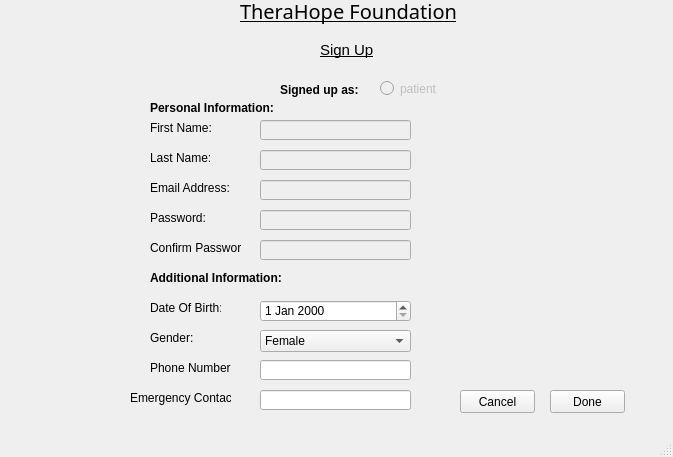
Qt form signuppage2.ui (fakehafaisal/db_project) before a commit.
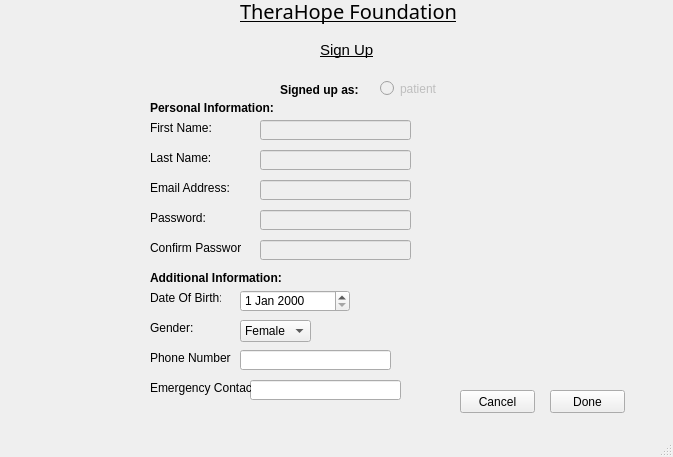
The same form after that commit.

The edit to the form file:
```diff
--- a/signuppage2.ui
+++ b/signuppage2.ui
@@ -213,7 +213,7 @@
     <property name="geometry">
      <rect>
       <x>150</x>
-      <y>360</y>
+      <y>350</y>
       <width>81</width>
       <height>16</height>
      </rect>
@@ -226,7 +226,7 @@
     <property name="geometry">
      <rect>
       <x>150</x>
-      <y>330</y>
+      <y>320</y>
       <width>81</width>
       <height>16</height>
      </rect>
@@ -239,7 +239,7 @@
     <property name="geometry">
      <rect>
       <x>150</x>
-      <y>300</y>
+      <y>290</y>
       <width>71</width>
       <height>16</height>
      </rect>
@@ -274,9 +274,9 @@
     </property>
     <property name="geometry">
      <rect>
-      <x>260</x>
-      <y>300</y>
-      <width>151</width>
+      <x>240</x>
+      <y>290</y>
+      <width>110</width>
       <height>22</height>
      </rect>
     </property>
@@ -284,9 +284,9 @@
    <widget class="QComboBox" name="comboBox">
     <property name="geometry">
      <rect>
-      <x>260</x>
-      <y>330</y>
-      <width>151</width>
+      <x>240</x>
+      <y>320</y>
+      <width>71</width>
       <height>22</height>
      </rect>
     </property>
@@ -309,8 +309,8 @@
    <widget class="QLineEdit" name="phonenumber">
     <property name="geometry">
      <rect>
-      <x>260</x>
-      <y>360</y>
+      <x>240</x>
+      <y>350</y>
       <width>151</width>
       <height>20</height>
      </rect>
@@ -384,11 +384,21 @@
      <string>patient</string>
     </property>
    </widget>
+   <widget class="QLineEdit" name="phonenumber_2">
+    <property name="geometry">
+     <rect>
+      <x>250</x>
+      <y>380</y>
+      <width>151</width>
+      <height>20</height>
+     </rect>
+    </property>
+   </widget>
    <widget class="QLabel" name="label_14">
     <property name="geometry">
      <rect>
-      <x>130</x>
-      <y>390</y>
+      <x>150</x>
+      <y>380</y>
       <width>101</width>
       <height>16</height>
      </rect>
@@ -397,16 +407,6 @@
      <string>Emergency Contact:</string>
     </property>
    </widget>
-   <widget class="QLineEdit" name="lineEdit_5">
-    <property name="geometry">
-     <rect>
-      <x>260</x>
-      <y>390</y>
-      <width>151</width>
-      <height>20</height>
-     </rect>
-    </property>
-   </widget>
   </widget>
   <widget class="QMenuBar" name="menubar">
    <property name="geometry">
```
Left out of the diff: 2 changed lines with no effect on the pictures.
